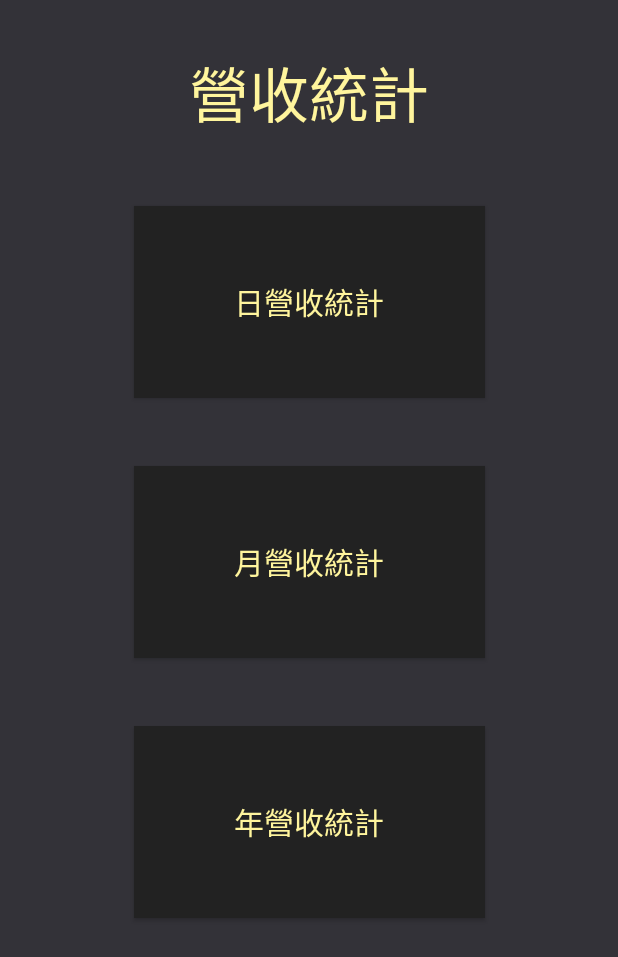
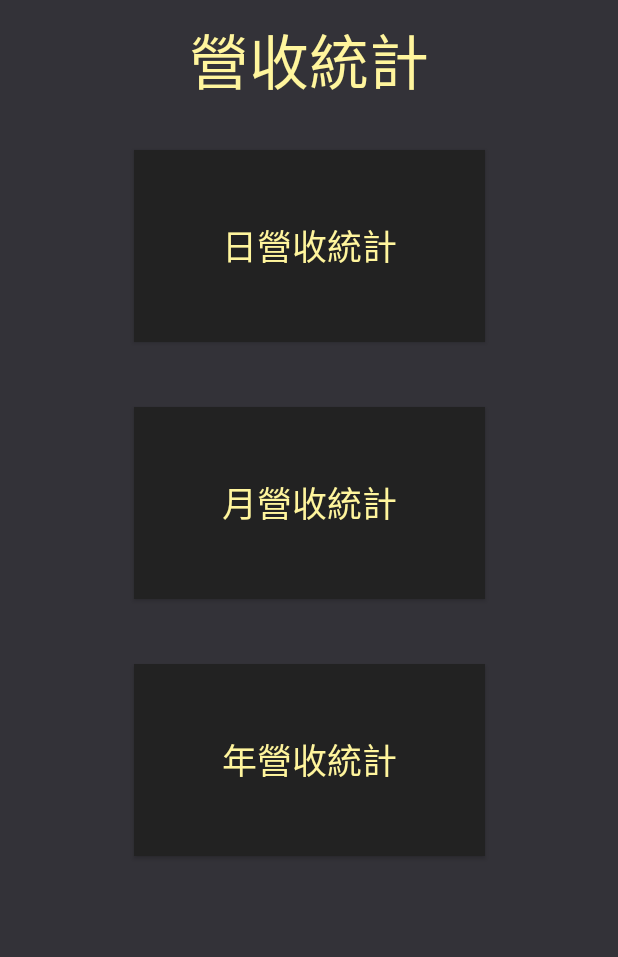
Before and after one commit to DP103-G1/Backstage, an Android app: the SearchFragment screen opened through its navigation route, on a phone screen of 412 x 824 dp. Shown: the top 957 px of the screen. Run offline under Robolectric (Android 15) with nearby library versions, the phone set to English and light mode, and no system bars; our stand-ins replace navigation-ui; 1 statement that could not run was skipped.

```diff
--- a/app/src/main/res/layout/fragment_income.xml
+++ b/app/src/main/res/layout/fragment_income.xml
@@ -14,7 +14,7 @@
         android:layout_marginEnd="10dp"
         android:background="@color/normalText"
         android:text="Button"
-        android:textColor="@color/colorPrimary"
+        android:textColor="@color/chartButtonText"
         android:textSize="16sp"
         app:layout_constraintEnd_toEndOf="parent"
         app:layout_constraintTop_toTopOf="parent" />
--- a/app/src/main/res/layout/fragment_month_income.xml
+++ b/app/src/main/res/layout/fragment_month_income.xml
@@ -14,7 +14,7 @@
         android:layout_marginEnd="10dp"
         android:background="@color/normalText"
         android:text="Button"
-        android:textColor="@color/colorPrimary"
+        android:textColor="@color/chartButtonText"
         android:textSize="16sp"
         app:layout_constraintEnd_toEndOf="parent"
         app:layout_constraintTop_toTopOf="parent" />
--- a/app/src/main/res/layout/fragment_search.xml
+++ b/app/src/main/res/layout/fragment_search.xml
@@ -10,10 +10,10 @@
         android:id="@+id/tvIncome"
         android:layout_width="match_parent"
         android:layout_height="wrap_content"
-        android:layout_marginTop="32dp"
+        android:layout_marginTop="10dp"
         android:gravity="center"
+        android:text="@string/tvIncome"
         android:textColor="@color/colorText"
-        android:text="@string/tvIncome"
         android:textSize="40sp"
         app:layout_constraintEnd_toEndOf="parent"
         app:layout_constraintStart_toStartOf="parent"
@@ -23,11 +23,11 @@
         android:id="@+id/btDay"
         android:layout_width="234dp"
         android:layout_height="128dp"
-        android:layout_marginTop="45dp"
+        android:layout_marginTop="30dp"
         android:background="@color/colorTitle"
+        android:text="@string/btDay"
         android:textColor="@color/colorText"
-        android:text="@string/btDay"
-        android:textSize="20sp"
+        android:textSize="23sp"
         app:layout_constraintEnd_toEndOf="parent"
         app:layout_constraintStart_toStartOf="parent"
         app:layout_constraintTop_toBottomOf="@+id/tvIncome" />
@@ -36,11 +36,11 @@
         android:id="@+id/btMonth"
         android:layout_width="234dp"
         android:layout_height="128dp"
-        android:layout_marginTop="45dp"
+        android:layout_marginTop="43dp"
         android:background="@color/colorTitle"
+        android:text="@string/btMonth"
         android:textColor="@color/colorText"
-        android:text="@string/btMonth"
-        android:textSize="20sp"
+        android:textSize="23sp"
         app:layout_constraintEnd_toEndOf="parent"
         app:layout_constraintStart_toStartOf="parent"
         app:layout_constraintTop_toBottomOf="@+id/btDay" />
@@ -49,11 +49,11 @@
         android:id="@+id/btYear"
         android:layout_width="234dp"
         android:layout_height="128dp"
-        android:layout_marginTop="45dp"
+        android:layout_marginTop="43dp"
         android:background="@color/colorTitle"
+        android:text="@string/btYear"
         android:textColor="@color/colorText"
-        android:text="@string/btYear"
-        android:textSize="20sp"
+        android:textSize="23sp"
         app:layout_constraintEnd_toEndOf="parent"
         app:layout_constraintStart_toStartOf="parent"
         app:layout_constraintTop_toBottomOf="@+id/btMonth" />
--- a/app/src/main/res/layout/fragment_year_income.xml
+++ b/app/src/main/res/layout/fragment_year_income.xml
@@ -14,7 +14,7 @@
         android:layout_marginEnd="10dp"
         android:background="@color/normalText"
         android:text="Button"
-        android:textColor="@color/colorPrimary"
+        android:textColor="@color/chartButtonText"
         android:textSize="18sp"
         app:layout_constraintEnd_toEndOf="parent"
         app:layout_constraintTop_toTopOf="parent" />
--- a/app/src/main/res/values/colors.xml
+++ b/app/src/main/res/values/colors.xml
@@ -3,7 +3,7 @@
     <color name="colorPrimary">#212121</color>
     <color name="colorPrimaryDark">#000000</color>
     <color name="colorPrimaryLight">#484848</color>
-    <color name="colorAccent">#FF4CAF50</color>
+    <color name="colorAccent">#4CAF50</color>
     <color name="colorSecondary">#FFE082</color>
     <color name="colorSecondaryDark">#CAAE53</color>
     <color name="colorSecondaryLight">#FFFFB3</color>
@@ -16,12 +16,13 @@
     <color name="menuNoPutColor">#291818</color>
     <color name="colorBackground">#333238</color>
     <color name="colorTitle">#222222</color>
-    <color name="colorText">#fff59d</color>
+    <color name="colorText">#FFF59D</color>
     <color name="cardBackground">#1F1F1F</color>
     <color name="cardText">#D1BD67</color>
     <color name="normalText">#9B883A</color>
     <color name="chartColor">#707070</color>
-    <color name="chartData">#CFCCCC</color>
+    <color name="chartData">#F2EDEB</color>
+    <color name="chartButtonText">#1A1A19</color>
     <color name="colorClear">#00000000</color>
     <color name="normalText1">#707070</color>
 </resources>
--- a/app/src/main/res/values/strings.xml
+++ b/app/src/main/res/values/strings.xml
@@ -76,7 +76,7 @@
     <string name="tvTitle">標題</string>
     <string name="tvNumber">1</string>
     <string name="tvUserNumber">內容</string>
-    <string name="tvUser">會員編號</string>
+    <string name="tvUser">會員編號:</string>
     <string name="tvReply">請輸入文字</string>
     <string name="etMemberName">姓名：</string>
     <string name="etTopic">標題：</string>
```
Also changed, not shown: app/src/main/res/layout/fragment_main.xml (+5 -5 lines), app/src/main/res/layout/main_content_item_view.xml (+48 -18 lines).
